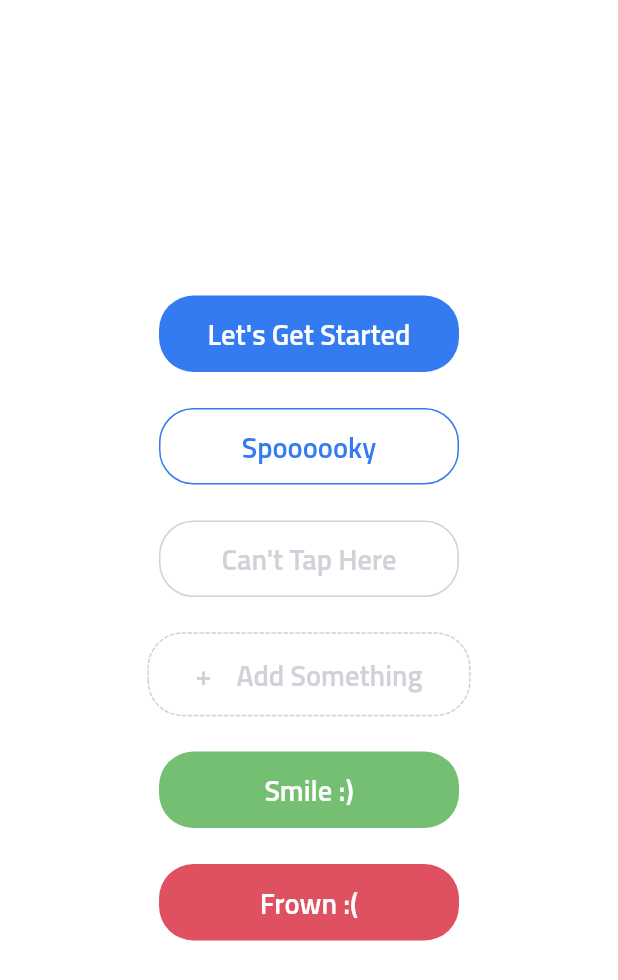
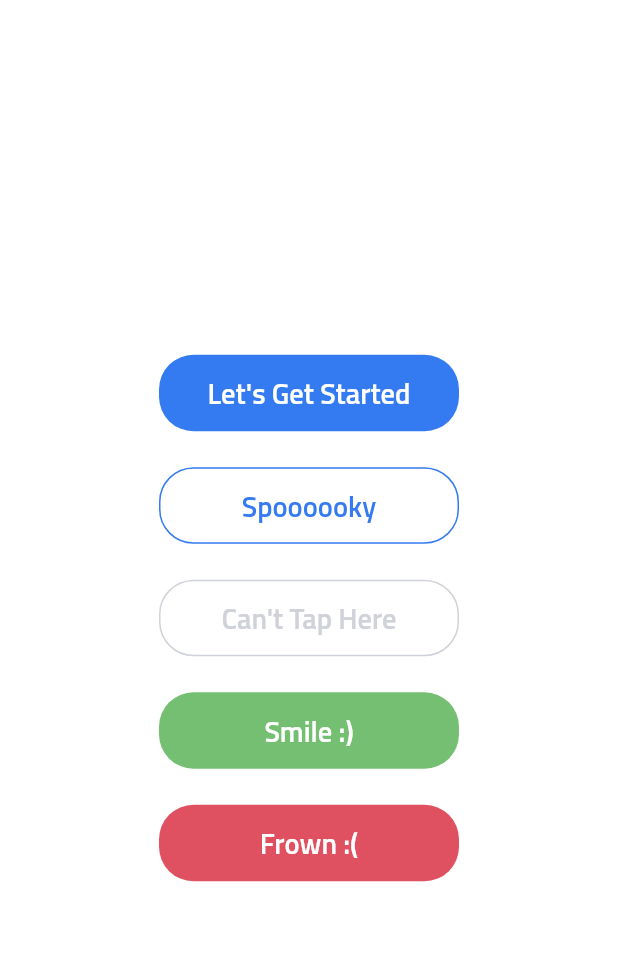
Before and after one commit to hablebuble/whollet, a Flutter app: the screen it shows after launch, on a phone screen of 412 x 824 dp. Shown: the top 980 px of the screen. Run offline on Flutter 3.47's test engine with Material 2 defaults, Android fonts, the phone set to English and light mode, and no system bars; drawn by our look-alikes of dotted_border.

Commit message:
Delete dotted button

```diff
--- a/lib/main.dart
+++ b/lib/main.dart
@@ -5,7 +5,7 @@ import 'package:flutter/material.dart';
 import 'package:Whollet/widgets/primary_button.dart';
 import 'package:Whollet/widgets/ghost_button.dart';
 import 'package:Whollet/widgets/disabled_button.dart';
-import 'package:Whollet/widgets/dotted_button.dart';
+
 
 
 
@@ -59,8 +59,6 @@ class MyHomePage extends StatelessWidget {
             SizedBox(height: 24.0),
             DisabledButton(),
             SizedBox(height: 24.0),
-            DottedButton(),
-            SizedBox(height: 24.0),
             PositiveButton('Smile :)'),
             SizedBox(height: 24.0),
             NegativeButton('Frown :('),
--- a/lib/widgets/dotted_button.dart
+++ /dev/null
@@ -1,42 +0,0 @@
-import 'package:flutter/material.dart';
-import 'package:dotted_border/dotted_border.dart';
-import 'package:Whollet/constants/colors.dart';
-
-class DottedButton extends StatelessWidget {
-  @override
-  Widget build(BuildContext context) {
-    return DottedBorder(
-      color: lightGray,
-      borderType: BorderType.RRect,
-      radius: Radius.circular(23),
-//      strokeCap: StrokeCap.round,
-      child: ClipRRect(
-        borderRadius: BorderRadius.all(Radius.circular(50)),
-        child: FlatButton(
-          minWidth: 200,
-          height: 46,
-          shape: RoundedRectangleBorder(
-            side: BorderSide(
-                color: lightGray, width: 1.0, style: BorderStyle.none),
-            borderRadius: BorderRadius.circular(23),
-          ),
-          color: white,
-          onPressed: () {},
-          child: Padding(
-            padding:
-                const EdgeInsets.symmetric(vertical: 11.0, horizontal: 13.5),
-            child: Text(
-              "+    Add Something",
-              style: TextStyle(
-                fontSize: 19,
-                fontFamily: 'Titillium',
-                fontWeight: FontWeight.bold,
-                color: lightGray,
-              ),
-            ),
-          ),
-        ),
-      ),
-    );
-  }
-}
```
